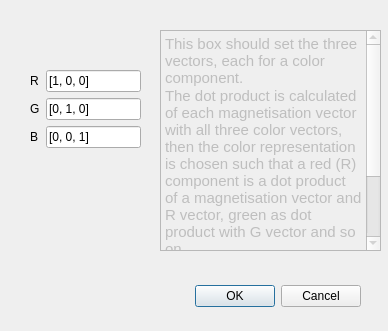
First picture: the form in Windows/UI_files/vectorSettings.ui, repository LemurPwned/VISM, before the edit.
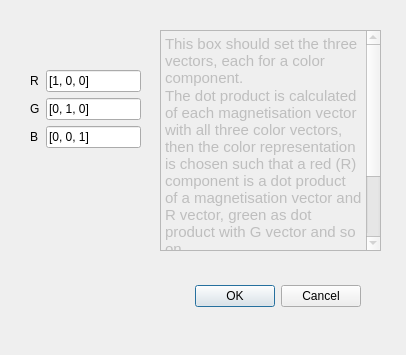
Second picture: the form after the edit.

Diff of the .ui file:
```diff
--- a/Windows/UI_files/vectorSettings.ui
+++ b/Windows/UI_files/vectorSettings.ui
@@ -6,8 +6,8 @@
    <rect>
     <x>0</x>
     <y>0</y>
-    <width>388</width>
-    <height>331</height>
+    <width>406</width>
+    <height>355</height>
    </rect>
   </property>
   <property name="windowTitle">
```
